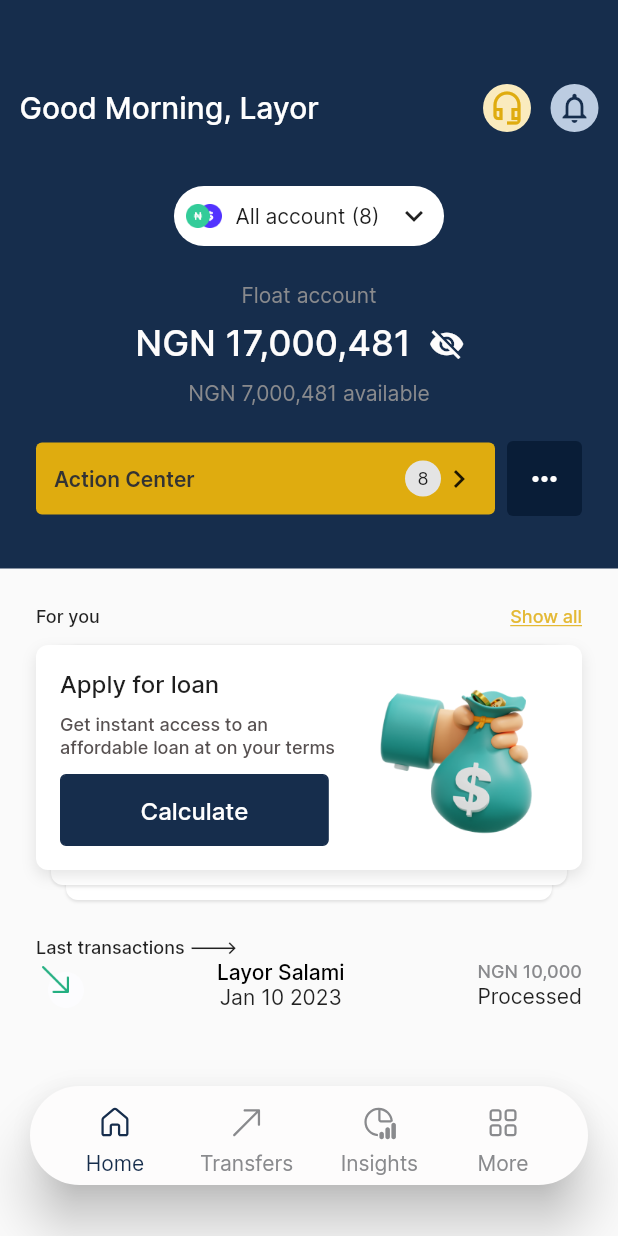
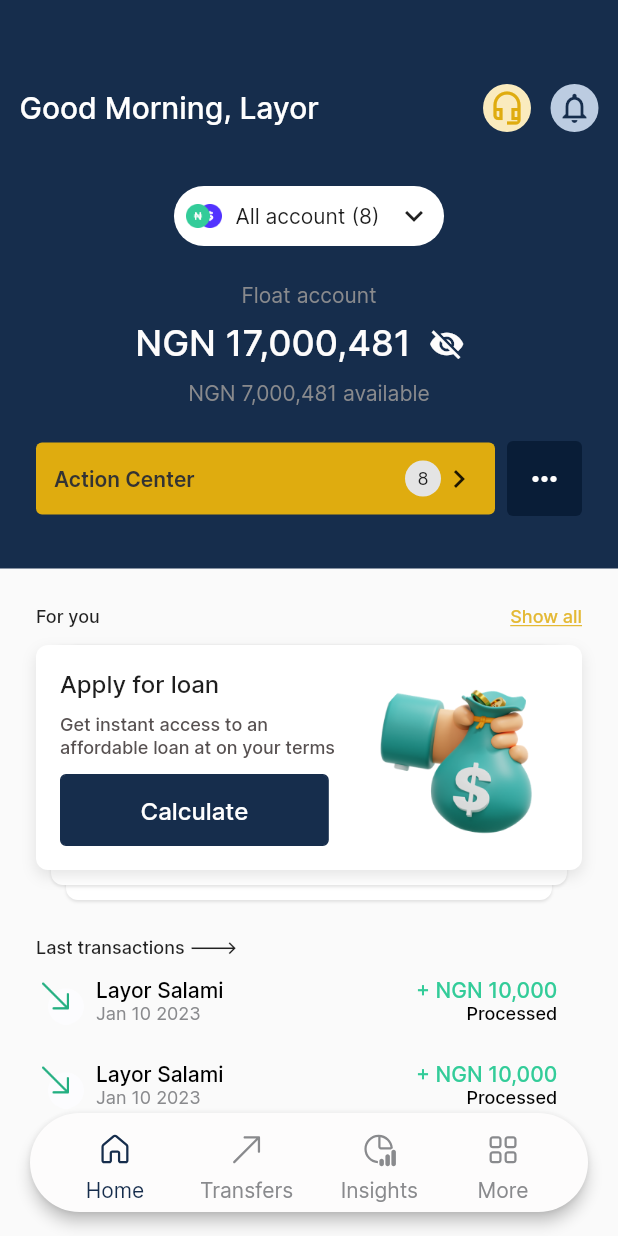
Before and after one commit to Tolulope05/firstbank_cib, a Flutter app: the HomeScreen screen opened by its route, on a phone screen of 412 x 824 dp. Run offline on Flutter 3.47's test engine with Material 2 defaults, Android fonts, the phone set to English and light mode, and no system bars; our stand-ins replace flutter_svg, get, pinput, smooth_page_indicator.

Commit message:
fixed bottom padding and dashboard

```diff
--- a/lib/constants/colors.dart
+++ b/lib/constants/colors.dart
@@ -17,4 +17,5 @@ class AppColors {
   static const Color lightGreyColor = Color(0xFFB2B2B2);
   static const Color greyColor2 = Color(0XFF333333);
   static const Color unselectedIconColor = Color(0XFF898A8D);
+  static const Color successColor = Color(0XFF33CC99);
 }
--- a/lib/view/dashboard/dash_board_screen.dart
+++ b/lib/view/dashboard/dash_board_screen.dart
@@ -110,7 +110,7 @@ class DashBoardScreen extends StatelessWidget {
                   ),
                   const Text(
                     "Float account",
-                    style: TextStyle(color: Color(0xFF898A8D)),
+                    style: TextStyle(color: AppColors.unselectedIconColor),
                   ),
                   Center(
                     child: Row(
@@ -136,7 +136,9 @@ class DashBoardScreen extends StatelessWidget {
                   ),
                   const Text(
                     "NGN 7,000,481 available",
-                    style: TextStyle(color: Color(0xFF898A8D)),
+                    style: TextStyle(
+                      color: AppColors.unselectedIconColor,
+                    ),
                   ),
                   Padding(
                     padding: const EdgeInsets.only(
@@ -377,6 +379,8 @@ class DashBoardScreen extends StatelessWidget {
                           ],
                         ),
                         TransactionCard(),
+                        TransactionCard(),
+                        TransactionCard(),
                       ],
                     ),
                   ),
--- a/lib/view/home_screen.dart
+++ b/lib/view/home_screen.dart
@@ -138,17 +138,16 @@ class _HomeScreenState extends State<HomeScreen> {
             Positioned(
               left: 0,
               right: 0,
-              bottom: 20,
+              bottom: 12,
               child: Padding(
                 padding: const EdgeInsets.symmetric(
-                  vertical: 10.0,
                   horizontal: 16.0,
                 ),
                 child: Container(
                   height: 74,
                   width: MediaQuery.of(context).size.width,
                   child: Card(
-                    elevation: 15.0,
+                    elevation: 4.0,
                     color: color,
                     shape: RoundedRectangleBorder(
                       borderRadius: BorderRadius.circular(50),
--- a/lib/widgets/transaction_card.dart
+++ b/lib/widgets/transaction_card.dart
@@ -7,13 +7,15 @@ class TransactionCard extends StatelessWidget {
   @override
   Widget build(BuildContext context) {
     return Container(
+      padding: const EdgeInsets.symmetric(
+        vertical: 12,
+      ),
       child: Row(
         mainAxisSize: MainAxisSize.max,
-        mainAxisAlignment: MainAxisAlignment.spaceBetween,
+        // mainAxisAlignment: MainAxisAlignment.spaceBetween,
         children: [
           //column 1
-          Flexible(
-            child: Column(
+          Column(
             mainAxisSize: MainAxisSize.min,
             children: [
               Image.asset(
@@ -23,10 +25,12 @@ class TransactionCard extends StatelessWidget {
               )
             ],
           ),
-          ),
           //column 2
           Expanded(
+            child: Padding(
+              padding: const EdgeInsets.symmetric(horizontal: 8),
               child: Column(
+                crossAxisAlignment: CrossAxisAlignment.start,
                 children: const [
                   Text(
                     "Layor Salami",
@@ -35,21 +39,40 @@ class TransactionCard extends StatelessWidget {
                       fontWeight: FontWeight.w500,
                     ),
                   ),
-                Text("Jan 10 2023"),
+                  Text(
+                    "Jan 10 2023",
+                    style: TextStyle(
+                      fontSize: 12,
+                      color: AppColors.unselectedIconColor,
+                      fontWeight: FontWeight.w400,
+                    ),
+                  ),
                 ],
               ),
             ),
+          ),
+          const Spacer(),
           //column 3
           Flexible(
             child: Column(
+              crossAxisAlignment: CrossAxisAlignment.end,
               children: const [
-                Text("NGN 10,000",
+                Text(
+                  "+ NGN 10,000",
+                  style: TextStyle(
+                    fontSize: 14,
+                    color: AppColors.successColor,
+                    fontWeight: FontWeight.w500,
+                  ),
+                ),
+                Text(
+                  "Processed",
                   style: TextStyle(
                     fontSize: 12,
-                      color: AppColors.unselectedIconColor,
+                    color: AppColors.blackColor,
                     fontWeight: FontWeight.w500,
-                    )),
-                Text("Processed"),
+                  ),
+                ),
               ],
             ),
           ),
```
Lines whose indentation alone changed are shown as unchanged.
